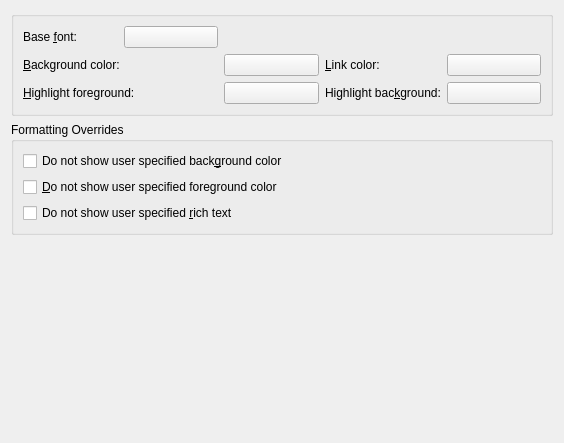
Before: the Qt Designer form kopete/config/chatwindow/chatwindowconfig_colors.ui in KDE/kopete, drawn with Qt 5.
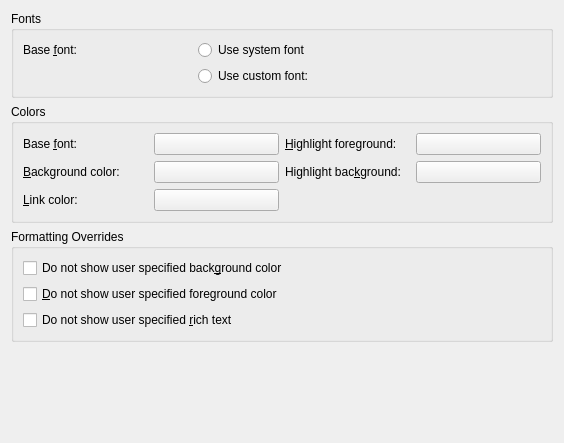
After: the same form once the commit is applied. Custom widgets are drawn as their Qt base class.

Commit message: Add an option to choose whether use the default KDE general font in the chat window, or set a custom one (instead of having a custom one always set). In the chat window, react to the change of this option or of the global KDE font.

```diff
--- a/kopete/config/chatwindow/chatwindowconfig_colors.ui
+++ b/kopete/config/chatwindow/chatwindowconfig_colors.ui
@@ -9,7 +9,73 @@
     <height>443</height>
    </rect>
   </property>
-  <layout class="QVBoxLayout" >
+  <layout class="QVBoxLayout" name="verticalLayout" >
+   <item>
+    <widget class="KButtonGroup" name="kcfg_chatFontSelection" >
+     <property name="title" >
+      <string>Fonts</string>
+     </property>
+     <property name="current" stdset="0" >
+      <number>0</number>
+     </property>
+     <layout class="QGridLayout" name="gridLayout" >
+      <item row="0" column="0" >
+       <widget class="QLabel" name="textLabel3_2" >
+        <property name="toolTip" >
+         <string>&lt;html>&lt;head>&lt;meta name="qrichtext" content="1" />&lt;style type="text/css">
+p, li { white-space: pre-wrap; }
+&lt;/style>&lt;/head>&lt;body style=" font-family:'Sans Serif'; font-size:10pt; font-weight:400; font-style:normal;">
+&lt;p style=" margin-top:0px; margin-bottom:0px; margin-left:0px; margin-right:0px; -qt-block-indent:0; text-indent:0px;">Base font in the chat window&lt;/p>
+&lt;p style="-qt-paragraph-type:empty; margin-top:0px; margin-bottom:0px; margin-left:0px; margin-right:0px; -qt-block-indent:0; text-indent:0px;">&lt;/p>&lt;/body>&lt;/html></string>
+        </property>
+        <property name="text" >
+         <string>Base &amp;font:</string>
+        </property>
+        <property name="buddy" >
+         <cstring>kcfg_chatTextColor</cstring>
+        </property>
+       </widget>
+      </item>
+      <item row="0" column="1" colspan="2" >
+       <widget class="QRadioButton" name="radioButton" >
+        <property name="text" >
+         <string>Use system font</string>
+        </property>
+       </widget>
+      </item>
+      <item row="1" column="1" >
+       <widget class="QRadioButton" name="radioButton_2" >
+        <property name="text" >
+         <string>Use custom font:</string>
+        </property>
+       </widget>
+      </item>
+      <item row="1" column="2" >
+       <widget class="KFontRequester" name="kcfg_chatFont" >
+        <property name="enabled" >
+         <bool>false</bool>
+        </property>
+        <property name="sizePolicy" >
+         <sizepolicy vsizetype="Fixed" hsizetype="Preferred" >
+          <horstretch>0</horstretch>
+          <verstretch>0</verstretch>
+         </sizepolicy>
+        </property>
+        <property name="focusPolicy" >
+         <enum>Qt::StrongFocus</enum>
+        </property>
+        <property name="toolTip" >
+         <string>&lt;html>&lt;head>&lt;meta name="qrichtext" content="1" />&lt;style type="text/css">
+p, li { white-space: pre-wrap; }
+&lt;/style>&lt;/head>&lt;body style=" font-family:'Sans Serif'; font-size:10pt; font-weight:400; font-style:normal;">
+&lt;p style=" margin-top:0px; margin-bottom:0px; margin-left:0px; margin-right:0px; -qt-block-indent:0; text-indent:0px;">Base font in the chat window&lt;/p>
+&lt;p style="-qt-paragraph-type:empty; margin-top:0px; margin-bottom:0px; margin-left:0px; margin-right:0px; -qt-block-indent:0; text-indent:0px;">&lt;/p>&lt;/body>&lt;/html></string>
+        </property>
+       </widget>
+      </item>
+     </layout>
+    </widget>
+   </item>
    <item>
     <widget class="QGroupBox" name="groupBox" >
      <property name="sizePolicy" >
@@ -19,9 +85,9 @@
       </sizepolicy>
      </property>
      <property name="title" >
-      <string/>
+      <string>Colors</string>
      </property>
-     <layout class="QGridLayout" >
+     <layout class="QGridLayout" name="gridLayout_2" >
       <item row="0" column="0" >
        <widget class="QLabel" name="textLabel3" >
         <property name="toolTip" >
@@ -49,27 +115,27 @@
         </property>
        </widget>
       </item>
-      <item row="0" column="2" colspan="3" >
-       <widget class="KFontRequester" name="kcfg_chatFont" >
-        <property name="sizePolicy" >
-         <sizepolicy vsizetype="Fixed" hsizetype="Preferred" >
-          <horstretch>0</horstretch>
-          <verstretch>0</verstretch>
-         </sizepolicy>
+      <item row="0" column="2" >
+       <widget class="QLabel" name="textLabel2" >
+        <property name="text" >
+         <string>&amp;Highlight foreground:</string>
         </property>
-        <property name="focusPolicy" >
-         <enum>Qt::StrongFocus</enum>
+        <property name="buddy" >
+         <cstring>kcfg_highlightForegroundColor</cstring>
         </property>
+       </widget>
+      </item>
+      <item row="0" column="3" >
+       <widget class="KColorButton" name="kcfg_highlightForegroundColor" >
         <property name="toolTip" >
-         <string>&lt;html>&lt;head>&lt;meta name="qrichtext" content="1" />&lt;style type="text/css">
-p, li { white-space: pre-wrap; }
-&lt;/style>&lt;/head>&lt;body style=" font-family:'Sans Serif'; font-size:10pt; font-weight:400; font-style:normal;">
-&lt;p style=" margin-top:0px; margin-bottom:0px; margin-left:0px; margin-right:0px; -qt-block-indent:0; text-indent:0px;">Base font in the chat window&lt;/p>
-&lt;p style="-qt-paragraph-type:empty; margin-top:0px; margin-bottom:0px; margin-left:0px; margin-right:0px; -qt-block-indent:0; text-indent:0px;">&lt;/p>&lt;/body>&lt;/html></string>
+         <string>Foreground color for highlighted messages</string>
+        </property>
+        <property name="text" >
+         <string/>
         </property>
        </widget>
       </item>
-      <item row="1" column="0" colspan="2" >
+      <item row="1" column="0" >
        <widget class="QLabel" name="textLabel2_2" >
         <property name="text" >
          <string>&amp;Background color:</string>
@@ -79,7 +145,7 @@
         </property>
        </widget>
       </item>
-      <item row="1" column="2" >
+      <item row="1" column="1" >
        <widget class="KColorButton" name="kcfg_chatBackgroundColor" >
         <property name="toolTip" >
          <string>Color for the background of the chat window</string>
@@ -96,7 +162,27 @@
         </property>
        </widget>
       </item>
+      <item row="1" column="2" >
+       <widget class="QLabel" name="textLabel1" >
+        <property name="text" >
+         <string>Highlight bac&amp;kground:</string>
+        </property>
+        <property name="buddy" >
+         <cstring>kcfg_highlightBackgroundColor</cstring>
+        </property>
+       </widget>
+      </item>
       <item row="1" column="3" >
+       <widget class="KColorButton" name="kcfg_highlightBackgroundColor" >
+        <property name="toolTip" >
+         <string>Background color for highlighted messages</string>
+        </property>
+        <property name="text" >
+         <string/>
+        </property>
+       </widget>
+      </item>
+      <item row="2" column="0" >
        <widget class="QLabel" name="textLabel1_3" >
         <property name="text" >
          <string>&amp;Link color:</string>
@@ -106,7 +192,7 @@
         </property>
        </widget>
       </item>
-      <item row="1" column="4" >
+      <item row="2" column="1" >
        <widget class="KColorButton" name="kcfg_chatLinkColor" >
         <property name="toolTip" >
          <string>Color used for links in chats</string>
@@ -123,46 +209,6 @@
         </property>
        </widget>
       </item>
-      <item row="2" column="0" colspan="2" >
-       <widget class="QLabel" name="textLabel2" >
-        <property name="text" >
-         <string>&amp;Highlight foreground:</string>
-        </property>
-        <property name="buddy" >
-         <cstring>kcfg_highlightForegroundColor</cstring>
-        </property>
-       </widget>
-      </item>
-      <item row="2" column="2" >
-       <widget class="KColorButton" name="kcfg_highlightForegroundColor" >
-        <property name="toolTip" >
-         <string>Foreground color for highlighted messages</string>
-        </property>
-        <property name="text" >
-         <string/>
-        </property>
-       </widget>
-      </item>
-      <item row="2" column="3" >
-       <widget class="QLabel" name="textLabel1" >
-        <property name="text" >
-         <string>Highlight bac&amp;kground:</string>
-        </property>
-        <property name="buddy" >
-         <cstring>kcfg_highlightBackgroundColor</cstring>
-        </property>
-       </widget>
-      </item>
-      <item row="2" column="4" >
-       <widget class="KColorButton" name="kcfg_highlightBackgroundColor" >
-        <property name="toolTip" >
-         <string>Background color for highlighted messages</string>
-        </property>
-        <property name="text" >
-         <string/>
-        </property>
-       </widget>
-      </item>
      </layout>
     </widget>
    </item>
@@ -175,16 +221,7 @@
       <property name="spacing" >
        <number>6</number>
       </property>
-      <property name="leftMargin" >
-       <number>9</number>
-      </property>
-      <property name="topMargin" >
-       <number>9</number>
-      </property>
-      <property name="rightMargin" >
-       <number>9</number>
-      </property>
-      <property name="bottomMargin" >
+      <property name="margin" >
        <number>9</number>
       </property>
       <item>
@@ -216,7 +253,7 @@
      <property name="orientation" >
       <enum>Qt::Vertical</enum>
      </property>
-     <property name="sizeHint" >
+     <property name="sizeHint" stdset="0" >
       <size>
        <width>20</width>
        <height>40</height>
@@ -227,6 +264,12 @@
   </layout>
  </widget>
  <customwidgets>
+  <customwidget>
+   <class>KButtonGroup</class>
+   <extends>QGroupBox</extends>
+   <header>kbuttongroup.h</header>
+   <container>1</container>
+  </customwidget>
   <customwidget>
    <class>KColorButton</class>
    <extends>QPushButton</extends>
```
Left out of the diff: 19 changed lines with no effect on the pictures. The commit also changes 5 other files.
